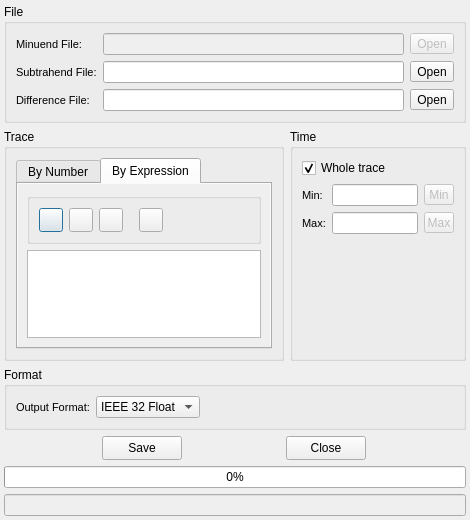
This is SeiSeeMp/diffdialog.ui in wangweiwei104/SeiSee as Qt 5 draws it before an edit. The edited form follows.
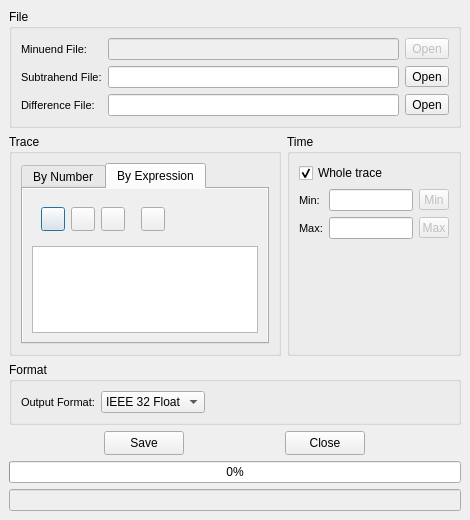
This is the edited form. The open tabs and pages were chosen to show the change. Icons and pictures are not drawn. Custom widgets are drawn as their Qt base class.

Commit message: 微调diff界面边距；显示隐藏的按钮，改为通过enabled控制

The edit to the form file:
```diff
--- a/SeiSeeMp/diffdialog.ui
+++ b/SeiSeeMp/diffdialog.ui
@@ -15,16 +15,16 @@
   </property>
   <layout class="QVBoxLayout" name="verticalLayout_7">
    <property name="leftMargin">
-    <number>4</number>
+    <number>9</number>
    </property>
    <property name="topMargin">
-    <number>4</number>
+    <number>9</number>
    </property>
    <property name="rightMargin">
-    <number>4</number>
+    <number>9</number>
    </property>
    <property name="bottomMargin">
-    <number>4</number>
+    <number>9</number>
    </property>
    <item>
     <widget class="QGroupBox" name="groupBox_2">
@@ -304,10 +304,7 @@
            </attribute>
            <layout class="QVBoxLayout" name="verticalLayout_5">
             <item>
-             <widget class="QGroupBox" name="EcBox">
-              <property name="title">
-               <string/>
-              </property>
+             <widget class="QFrame" name="EcBox">
               <layout class="QHBoxLayout" name="horizontalLayout_15">
                <item>
                 <widget class="QPushButton" name="btnHexp">
```
Left out of the diff: 2 changed lines with no effect on the pictures. The commit also changes 2 other files.
